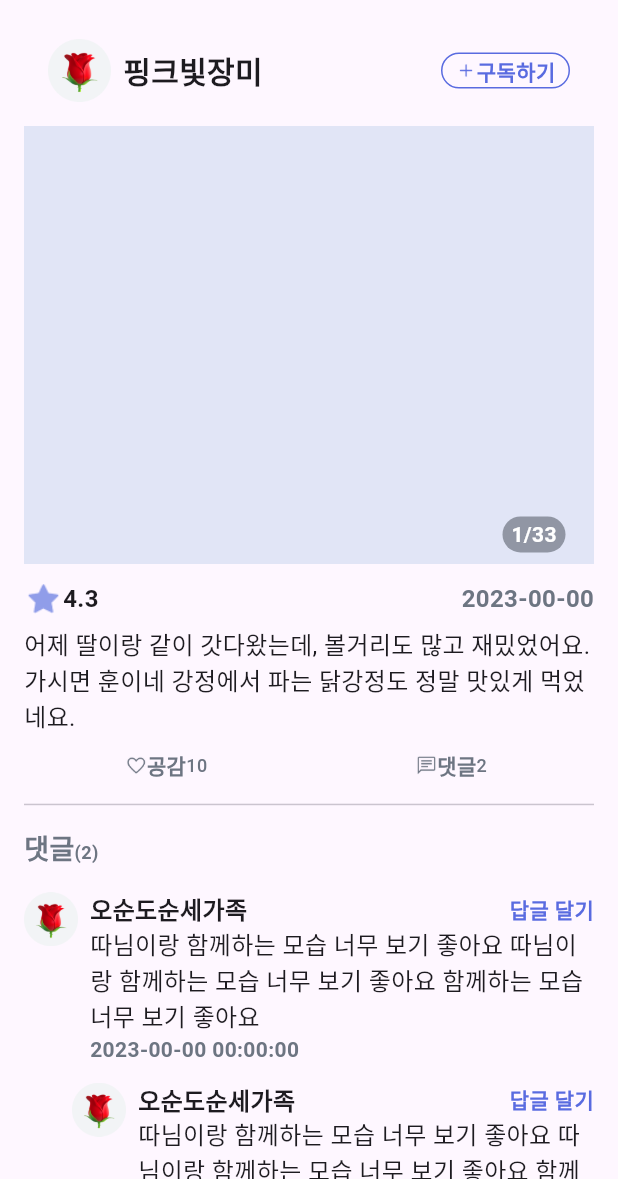
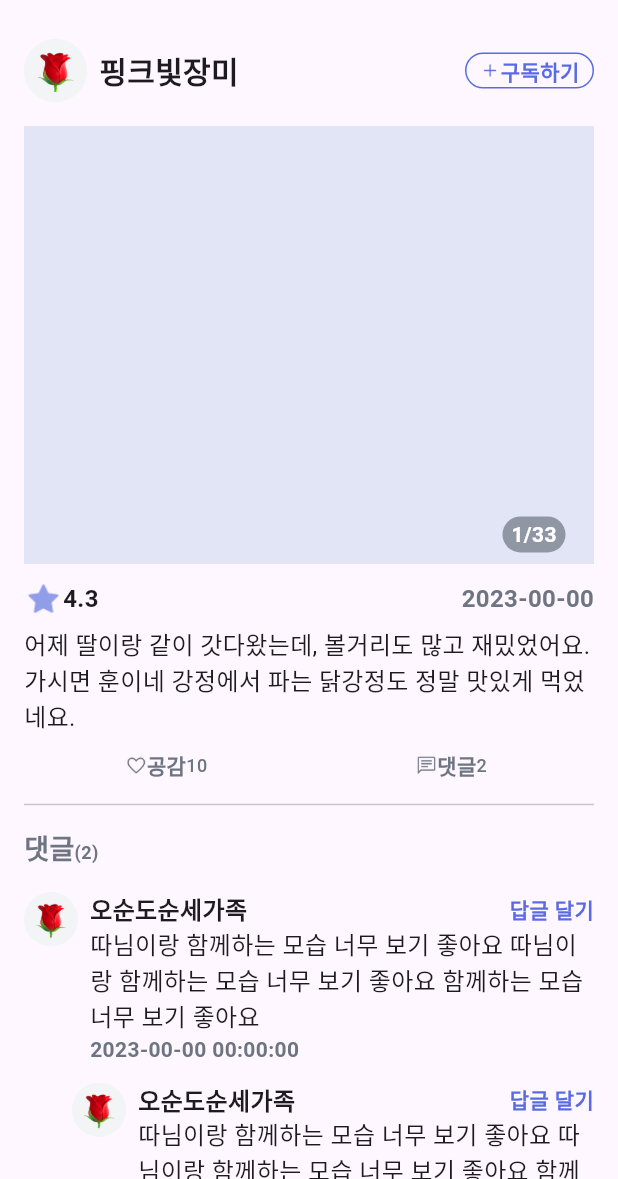
Before and after one commit to jaekyung-you/seenear_flutter, a Flutter app: the DetailReviewScreen screen opened by its route, on a phone screen of 412 x 824 dp, the part 57-1236 px from its top. Run offline on Flutter 3.47's test engine with Material 2 defaults, Android fonts, the phone set to English and light mode, and no system bars; drawn by our look-alikes of carousel_slider, styled_text; our stand-ins replace device_info_plus, dio, get, package_info_plus, permission_handler, share_plus and 1 more; missing offline and left inert: dart:html, kakao_flutter_sdk_user; network calls fail; statements that could not run were skipped.

Commit message:
검색 화면 라우팅 추가

```diff
--- a/lib/const/seenear_path.dart
+++ b/lib/const/seenear_path.dart
@@ -18,6 +18,7 @@ class SeenearPath {
   static String MARKET = '/market';
   static String MARKET_DETAIL = '/market/detail';
   static String FESTIVAl = '/festival';
+  static String DETAIL_REVIEW = '/detail/review'; // 방문자 후기 화면
 
-  static String DETAIL_REVIEW = '/detail/review'; // 방문자 후기 화면
+  static String SEARCH = '/search'; // 검색 화면
 }
--- a/lib/const/seenear_route.dart
+++ b/lib/const/seenear_route.dart
@@ -25,6 +25,8 @@ import '../presentation/my_page/widget/my_setting_menu/faq_screen.dart';
 import '../presentation/my_page/widget/my_setting_menu/help_desk_screen.dart';
 import '../presentation/my_page/widget/my_setting_menu/inquiry_screen.dart';
 import '../presentation/my_page/widget/my_setting_menu/notification_screen.dart';
+import '../presentation/search/controller/search_controller.dart';
+import '../presentation/search/widget/search_screen.dart';
 import '../presentation/sign_up/widget/sign_up_complete_screen.dart';
 
 class SeenearRoute {
@@ -176,5 +178,14 @@ class SeenearRoute {
         },
       ),
     ),
+    GetPage(
+      name: SeenearPath.SEARCH,
+      page: () => const SearchScreen(),
+      binding: BindingsBuilder(
+            () {
+          Get.put(SearchScreenController());
+        },
+      ),
+    ),
   ];
 }
--- a/lib/presentation/market_festival/widget/detail_review_screen.dart
+++ b/lib/presentation/market_festival/widget/detail_review_screen.dart
@@ -25,7 +25,7 @@ class DetailReviewScreen extends GetView<DetailReviewController> {
                 child: Column(
                   children: [
                     Padding(
-                      padding: const EdgeInsets.all(16.0),
+                      padding: const EdgeInsets.symmetric(vertical: 16.0),
                       child: Row(
                         children: [
                           profileImageSrc == null
--- /dev/null
+++ b/lib/presentation/search/controller/search_controller.dart
@@ -0,0 +1,5 @@
+import 'package:get/get.dart';
+
+class SearchScreenController extends GetxController {
+
+}
```
Also changed, not shown: lib/presentation/search/widget/search_screen.dart (added, +12 -0 lines).
